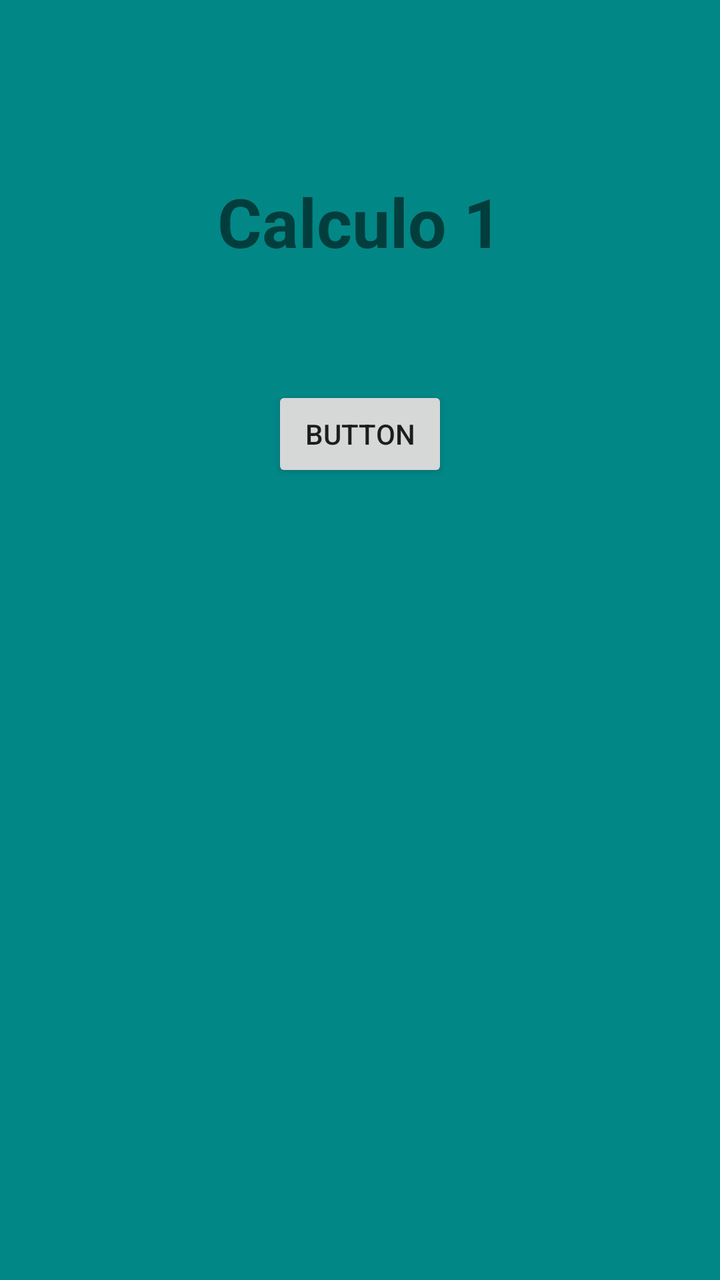
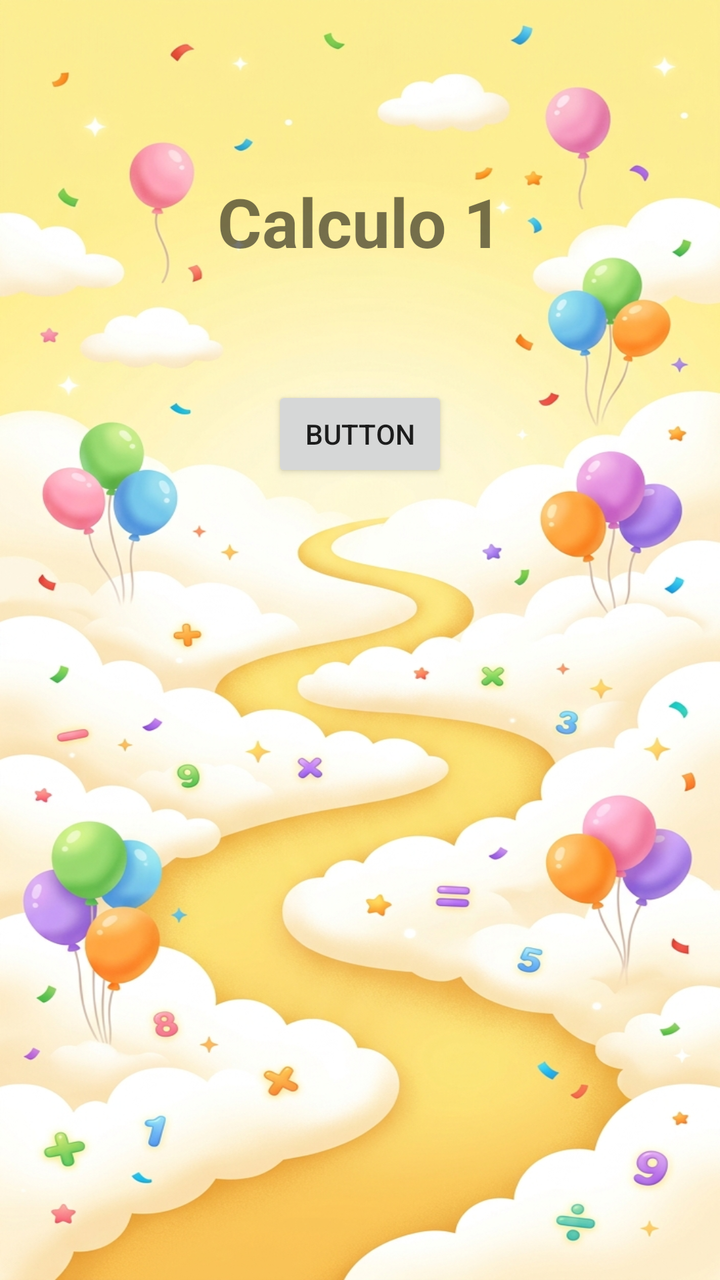

An Android layout rendered at two revisions. The XML below is the earlier revision; the diff shows what the commit changed to produce the second picture.
<!-- AndroidManifest.xml: application theme Theme.LearnMath -->
<!-- res/layout/fragment_calculo1.xml -->
<?xml version="1.0" encoding="utf-8"?>
<androidx.constraintlayout.widget.ConstraintLayout xmlns:android="http://schemas.android.com/apk/res/android"
    xmlns:app="http://schemas.android.com/apk/res-auto"
    xmlns:tools="http://schemas.android.com/tools"
    android:id="@+id/frame1"
    android:layout_width="match_parent"
    android:layout_height="match_parent"
    android:background="@color/teal_700"
    tools:context=".Calculo1">

    
    <TextView
        android:id="@+id/titulo1"
        android:layout_width="197dp"
        android:layout_height="46dp"
        android:layout_marginTop="88dp"
        android:text="Calculo 1"
        android:textAlignment="center"
        android:textSize="34sp"
        android:textStyle="bold"
        app:layout_constraintEnd_toEndOf="parent"
        app:layout_constraintStart_toStartOf="parent"
        app:layout_constraintTop_toTopOf="parent" />

    <Button
        android:id="@+id/btnTeste"
        android:layout_width="wrap_content"
        android:layout_height="wrap_content"
        android:layout_marginTop="59dp"
        android:text="Button"
        app:layout_constraintEnd_toEndOf="parent"
        app:layout_constraintStart_toStartOf="parent"
        app:layout_constraintTop_toBottomOf="@+id/titulo1" />

</androidx.constraintlayout.widget.ConstraintLayout>
<!-- resources referenced by this layout -->
<resources>
  <color name="teal_700">#FF018786</color>
  <style name="Theme.LearnMath" parent="Theme.AppCompat.DayNight.NoActionBar">
          <item name="android:colorBackground">@color/purple_plum_crazy</item>
      </style>
  <color name="purple_plum_crazy">#872a96</color>
</resources>

<!-- the commit's change to res/layout/fragment_calculo1.xml (unified diff, before → after) -->
@@ -5,7 +5,7 @@
     android:id="@+id/frame1"
     android:layout_width="match_parent"
     android:layout_height="match_parent"
-    android:background="@color/teal_700"
+    android:background="@drawable/div_mult_back"
     tools:context=".Calculo1">
 
     
<!-- resource entries referenced after the edit -->
@@ -1,9 +1,9 @@
 <!-- resources referenced by this layout -->
 <resources>
-  <color name="teal_700">#FF018786</color>
+  <!-- drawable div_mult_back: jpg bitmap (drawable, 550948 bytes) -->
   <style name="Theme.LearnMath" parent="Theme.AppCompat.DayNight.NoActionBar">
-          <item name="android:colorBackground">@color/purple_plum_crazy</item>
+          <item name="android:colorBackground">@color/purple_700</item>
       </style>
-  <color name="purple_plum_crazy">#872a96</color>
+  <color name="purple_700">#FF3700B3</color>
 </resources>
 
